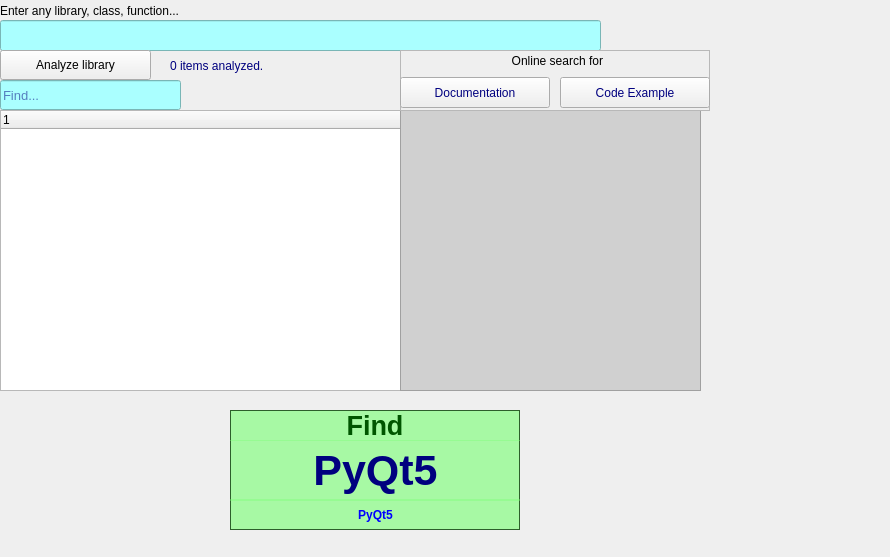
The window that main.ui (dsoftn/PythonLibraryTool) describes before a commit, drawn with Qt 5.
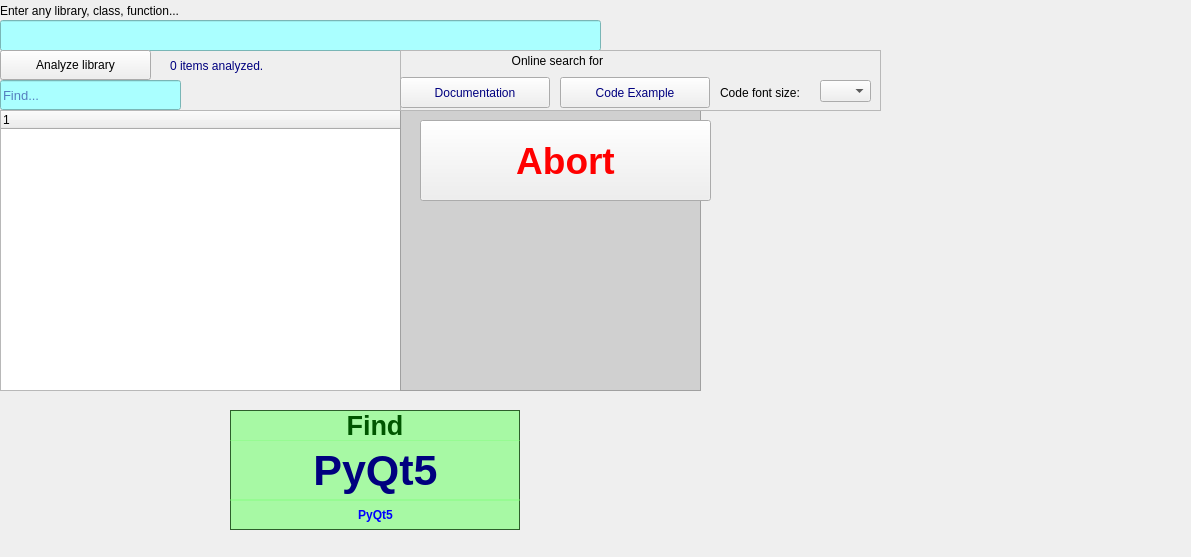
The same window after the commit. Icons and pictures are not drawn.

The edit to the form file:
```diff
--- a/main.ui
+++ b/main.ui
@@ -6,7 +6,7 @@
    <rect>
     <x>0</x>
     <y>0</y>
-    <width>890</width>
+    <width>1191</width>
     <height>557</height>
    </rect>
   </property>
@@ -396,7 +396,7 @@
      <rect>
       <x>400</x>
       <y>50</y>
-      <width>310</width>
+      <width>481</width>
       <height>61</height>
      </rect>
     </property>
@@ -511,11 +511,34 @@
       </size>
      </property>
     </widget>
+    <widget class="QLabel" name="lbl_code_size">
+     <property name="geometry">
+      <rect>
+       <x>320</x>
+       <y>35</y>
+       <width>91</width>
+       <height>16</height>
+      </rect>
+     </property>
+     <property name="text">
+      <string>Code font size:</string>
+     </property>
+    </widget>
+    <widget class="QComboBox" name="cmb_code_font_size">
+     <property name="geometry">
+      <rect>
+       <x>420</x>
+       <y>30</y>
+       <width>51</width>
+       <height>22</height>
+      </rect>
+     </property>
+    </widget>
    </widget>
    <widget class="QFrame" name="frm_navigation">
     <property name="geometry">
      <rect>
-      <x>720</x>
+      <x>930</x>
       <y>50</y>
       <width>171</width>
       <height>61</height>
@@ -606,6 +629,39 @@
      </property>
     </widget>
    </widget>
+   <widget class="QPushButton" name="btn_abort">
+    <property name="geometry">
+     <rect>
+      <x>420</x>
+      <y>120</y>
+      <width>291</width>
+      <height>81</height>
+     </rect>
+    </property>
+    <property name="font">
+     <font>
+      <pointsize>28</pointsize>
+      <weight>75</weight>
+      <bold>true</bold>
+     </font>
+    </property>
+    <property name="styleSheet">
+     <string notr="true">color: rgb(255, 0, 0);</string>
+    </property>
+    <property name="text">
+     <string>Abort</string>
+    </property>
+    <property name="icon">
+     <iconset>
+      <normaloff>img/abort.png</normaloff>img/abort.png</iconset>
+    </property>
+    <property name="iconSize">
+     <size>
+      <width>70</width>
+      <height>70</height>
+     </size>
+    </property>
+   </widget>
    <zorder>lbl_lib</zorder>
    <zorder>txt_lib</zorder>
    <zorder>tree_lib</zorder>
@@ -617,6 +673,7 @@
    <zorder>frm_find</zorder>
    <zorder>frm_net</zorder>
    <zorder>frm_navigation</zorder>
+   <zorder>btn_abort</zorder>
   </widget>
  </widget>
  <tabstops>
```
